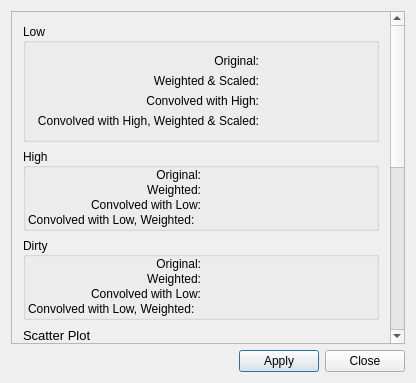
Above: code/guitools/Feather/PreferencesColor.ui from radio-astro/casa before the change. Below: the same form after it.
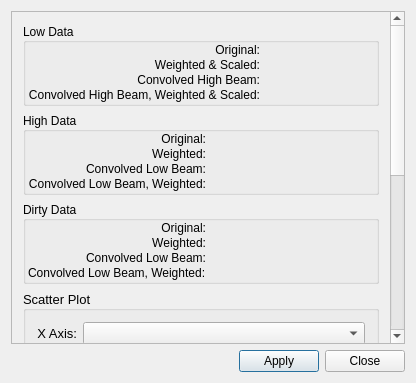
That is the form after the change.

Commit message: New Development: No             JIRA Issue: CAS-5764         Ready for Test: Yes      Interface Changes: No What Interface Changed: Please list interface changes          Test Programs: List test programs   Put in Release Notes: No              Module(s): Feather            Description: Low x High, Weighted/Scaled not correct.

Patch:
```diff
--- a/code/guitools/Feather/PreferencesColor.ui
+++ b/code/guitools/Feather/PreferencesColor.ui
@@ -34,19 +34,34 @@
         <x>0</x>
         <y>0</y>
         <width>378</width>
-        <height>779</height>
+        <height>747</height>
        </rect>
       </property>
       <layout class="QVBoxLayout" name="verticalLayout">
        <item>
         <widget class="QGroupBox" name="groupBox_6">
          <property name="title">
-          <string>Low</string>
+          <string>Low Data</string>
          </property>
          <property name="alignment">
           <set>Qt::AlignLeading|Qt::AlignLeft|Qt::AlignVCenter</set>
          </property>
          <layout class="QGridLayout" name="gridLayout">
+          <property name="leftMargin">
+           <number>2</number>
+          </property>
+          <property name="topMargin">
+           <number>0</number>
+          </property>
+          <property name="rightMargin">
+           <number>2</number>
+          </property>
+          <property name="bottomMargin">
+           <number>1</number>
+          </property>
+          <property name="spacing">
+           <number>1</number>
+          </property>
           <item row="0" column="0">
            <widget class="QLabel" name="label_2">
             <property name="text">
@@ -76,7 +91,7 @@
           <item row="2" column="0">
            <widget class="QLabel" name="label_7">
             <property name="text">
-             <string>Convolved with High:</string>
+             <string>Convolved High Beam:</string>
             </property>
             <property name="alignment">
              <set>Qt::AlignRight|Qt::AlignTrailing|Qt::AlignVCenter</set>
@@ -89,7 +104,7 @@
           <item row="3" column="0">
            <widget class="QLabel" name="label_9">
             <property name="text">
-             <string>Convolved with High, Weighted &amp; Scaled:</string>
+             <string>Convolved High Beam, Weighted &amp; Scaled:</string>
             </property>
             <property name="alignment">
              <set>Qt::AlignRight|Qt::AlignTrailing|Qt::AlignVCenter</set>
@@ -105,7 +120,7 @@
        <item>
         <widget class="QGroupBox" name="groupBox_7">
          <property name="title">
-          <string>High</string>
+          <string>High Data</string>
          </property>
          <property name="alignment">
           <set>Qt::AlignLeading|Qt::AlignLeft|Qt::AlignVCenter</set>
@@ -155,7 +170,7 @@
           <item row="2" column="0">
            <widget class="QLabel" name="label_14">
             <property name="text">
-             <string>Convolved with Low:</string>
+             <string>Convolved Low Beam:</string>
             </property>
             <property name="alignment">
              <set>Qt::AlignRight|Qt::AlignTrailing|Qt::AlignVCenter</set>
@@ -168,7 +183,10 @@
           <item row="3" column="0">
            <widget class="QLabel" name="label_19">
             <property name="text">
-             <string>Convolved with Low, Weighted:</string>
+             <string>Convolved Low Beam, Weighted:</string>
+            </property>
+            <property name="alignment">
+             <set>Qt::AlignRight|Qt::AlignTrailing|Qt::AlignVCenter</set>
             </property>
            </widget>
           </item>
@@ -181,7 +199,7 @@
        <item>
         <widget class="QGroupBox" name="dirtyGroupBox">
          <property name="title">
-          <string>Dirty</string>
+          <string>Dirty Data</string>
          </property>
          <property name="alignment">
           <set>Qt::AlignLeading|Qt::AlignLeft|Qt::AlignVCenter</set>
@@ -231,7 +249,7 @@
           <item row="2" column="0">
            <widget class="QLabel" name="label_22">
             <property name="text">
-             <string>Convolved with Low:</string>
+             <string>Convolved Low Beam:</string>
             </property>
             <property name="alignment">
              <set>Qt::AlignRight|Qt::AlignTrailing|Qt::AlignVCenter</set>
@@ -244,7 +262,7 @@
           <item row="3" column="0">
            <widget class="QLabel" name="label_24">
             <property name="text">
-             <string>Convolved with Low, Weighted:</string>
+             <string>Convolved Low Beam, Weighted:</string>
             </property>
            </widget>
           </item>
```
The commit also changes 3 other files.
